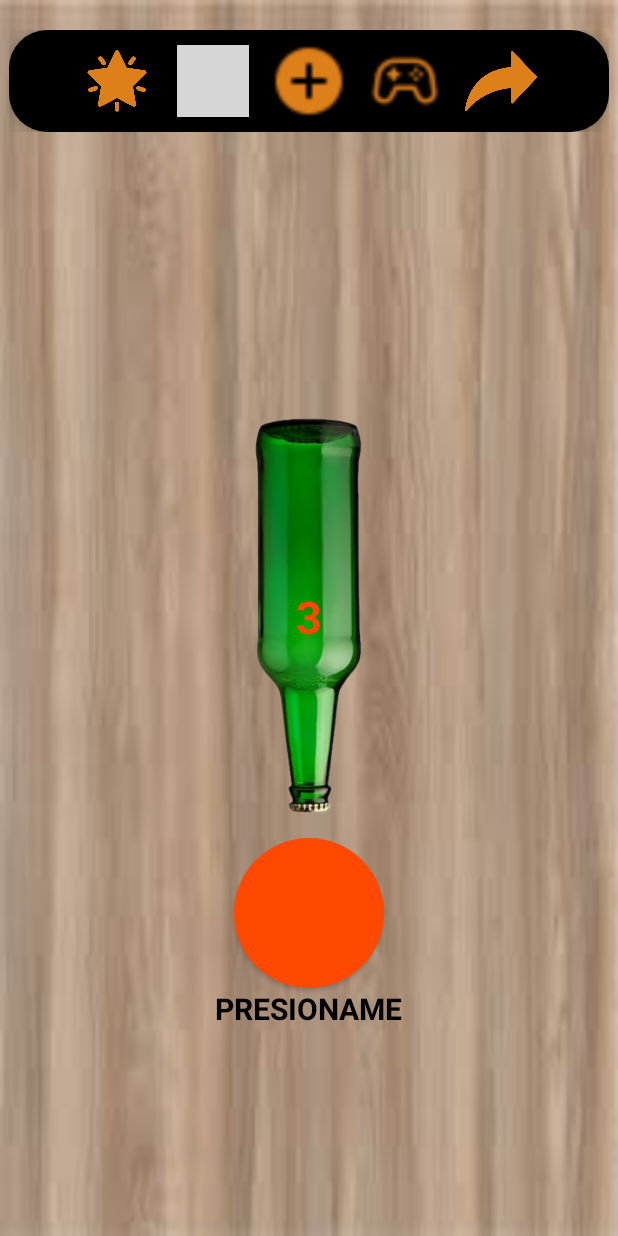
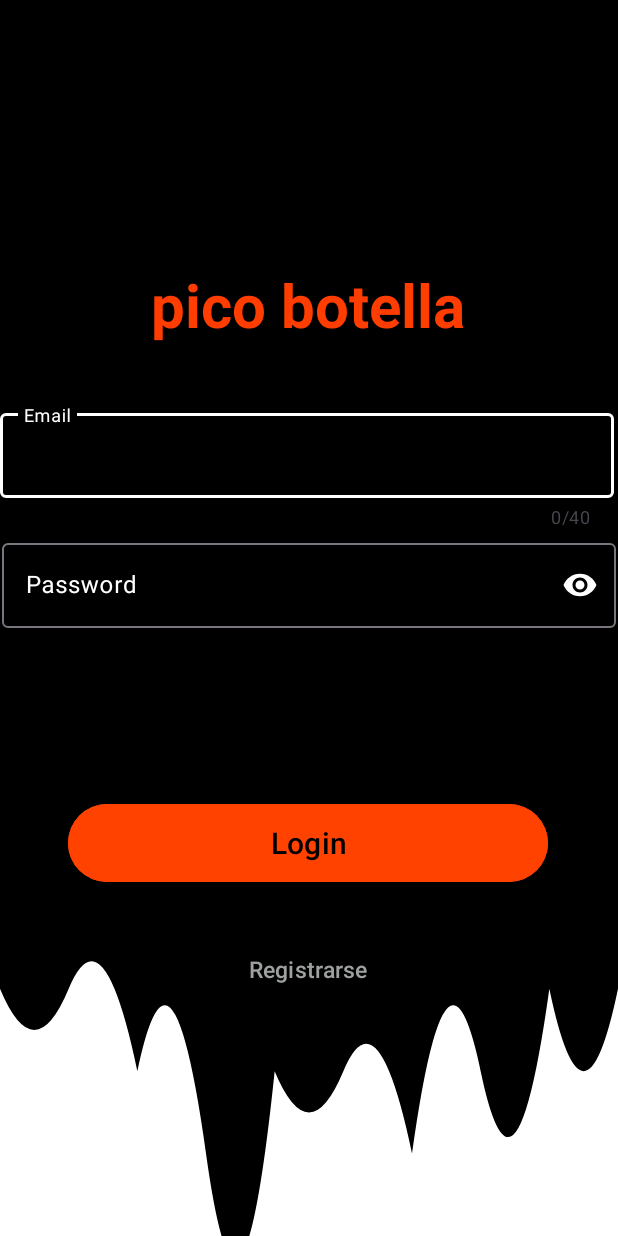
Before and after one commit to keivch/Equipo4, an Android app: the screen it shows after launch (Ventana_home_principal before the commit, LoginView after it), on a phone screen of 412 x 824 dp. Run offline under Robolectric (Android 15) with nearby library versions, the phone set to English and light mode, and no system bars; our stand-ins replace Firebase (no records; nobody signed in at launch, a user with empty details on screens opened directly); grey boxes are pictures that could not be loaded.

Commit message:
HU2, ya se puede realizar login mediante autenticacion de firebase

```diff
--- a/app/src/main/AndroidManifest.xml
+++ b/app/src/main/AndroidManifest.xml
@@ -32,6 +32,8 @@
         <activity android:name=".RetosActivity"></activity>
         <activity android:name=".view.GameRulesActivity"></activity>
         <activity android:name=".WebViewActivity"></activity>
+        <activity android:name=".view.LoginView"></activity>
+
 
 
 
--- a/app/src/main/java/com/example/project1/Ventana_home_principal.kt
+++ b/app/src/main/java/com/example/project1/Ventana_home_principal.kt
@@ -23,6 +23,12 @@ import retrofit2.converter.gson.GsonConverterFactory
 import kotlinx.coroutines.launch
 import okhttp3.OkHttpClient
 import okhttp3.logging.HttpLoggingInterceptor
+
+
+
+enum class ProviderType{
+    BASIC
+}
 
 class Ventana_home_principal : AppCompatActivity() {
 
--- /dev/null
+++ b/app/src/main/java/com/example/project1/view/LoginView.kt
@@ -0,0 +1,152 @@
+package com.example.project1.view
+
+import android.annotation.SuppressLint
+import android.content.Intent
+import android.content.res.ColorStateList
+import android.graphics.Color
+import android.graphics.Typeface
+import android.os.Bundle
+import android.text.Editable
+import android.text.TextWatcher
+import android.widget.Button
+import android.widget.Toast
+import androidx.activity.enableEdgeToEdge
+import androidx.appcompat.app.AppCompatActivity
+import androidx.core.content.ContextCompat
+import com.example.project1.ProviderType
+import com.example.project1.R
+import com.example.project1.Ventana_home_principal
+import com.google.android.material.textfield.TextInputEditText
+import com.google.android.material.textfield.TextInputLayout
+import com.google.firebase.auth.FirebaseAuth
+import com.google.firebase.firestore.FirebaseFirestore
+
+class LoginView : AppCompatActivity() {
+    private val db=FirebaseFirestore.getInstance()
+
+    @SuppressLint("MissingInflatedId")
+    override fun onCreate(savedInstanceState: Bundle?) {
+        super.onCreate(savedInstanceState)
+        enableEdgeToEdge()
+        setContentView(R.layout.activity_login)
+
+        val textInputLayoutEmail: TextInputLayout = findViewById(R.id.textInput_LayoutEmail)
+        val editTextEmail: TextInputEditText = findViewById(R.id.editTextEmail)
+
+        val textInputLayoutPassword: TextInputLayout =findViewById(R.id.textInput_LayoutPassword)
+        val editTextPassword: TextInputEditText= findViewById(R.id.editTextPassword)
+
+        val buttonLogin: Button = findViewById(R.id.buttonLogin)
+        val buttonRegistrarse: Button = findViewById(R.id.buttonRegistrarse)
+
+        val colorHintFocused = ContextCompat.getColor(this, R.color.white)
+
+        editTextEmail.setOnFocusChangeListener { _, hasFocus ->
+            if (hasFocus) {
+                textInputLayoutEmail.boxStrokeColor = Color.WHITE
+                textInputLayoutEmail.defaultHintTextColor = ColorStateList.valueOf(colorHintFocused)
+            } else {
+                textInputLayoutEmail.boxStrokeColor = Color.GRAY
+                textInputLayoutEmail.defaultHintTextColor = ColorStateList.valueOf(colorHintFocused) } }
+
+
+        editTextPassword.setOnFocusChangeListener { _, hasFocus ->
+            if (hasFocus) {
+                textInputLayoutPassword.boxStrokeColor = Color.WHITE
+                textInputLayoutPassword.defaultHintTextColor = ColorStateList.valueOf(colorHintFocused)
+            } else {
+                textInputLayoutPassword.boxStrokeColor = Color.GRAY
+                textInputLayoutPassword.defaultHintTextColor = ColorStateList.valueOf(colorHintFocused) } }
+
+        editTextPassword.addTextChangedListener(object : TextWatcher {
+            override fun beforeTextChanged(s: CharSequence?, start: Int, count: Int, after: Int) {}
+            override fun onTextChanged(s: CharSequence?, start: Int, before: Int, count: Int) {
+                val password = s.toString()
+                if (password.length < 6) {
+                    textInputLayoutPassword.error = "Debe tener al menos 6 caracteres"
+                } else if (password.length > 10) {
+                    textInputLayoutPassword.error = "Debe tener como máximo 10 caracteres"
+                } else {
+                    textInputLayoutPassword.error = null } }
+            override fun afterTextChanged(s: Editable?) {} })
+
+
+        fun updateButtonState() {
+            val isEmailFilled = !editTextEmail.text.isNullOrEmpty()
+            val isPasswordFilled = !editTextPassword.text.isNullOrEmpty()
+
+            if (isEmailFilled && isPasswordFilled) {
+                buttonLogin.isEnabled = true
+                buttonLogin.setTextColor(resources.getColor(R.color.white, theme))
+                buttonLogin.typeface = Typeface.create(buttonLogin.typeface, Typeface.BOLD)
+
+                buttonRegistrarse.isEnabled = true
+                buttonRegistrarse.setTextColor(resources.getColor(R.color.white, theme))
+                buttonRegistrarse.typeface = Typeface.create(buttonLogin.typeface, Typeface.BOLD)
+            } else {
+                buttonLogin.isEnabled = false
+                buttonLogin.setTextColor(resources.getColor(R.color.black, theme))
+                buttonLogin.typeface = Typeface.create(buttonLogin.typeface, Typeface.NORMAL)
+
+                buttonRegistrarse.isEnabled = false
+                buttonRegistrarse.setTextColor(resources.getColor(R.color.black, theme))
+                buttonRegistrarse
+                    .typeface = Typeface.create(buttonLogin.typeface, Typeface.NORMAL) } }
+
+
+        val textWatcher = object : TextWatcher {
+            override fun beforeTextChanged(s: CharSequence?, start: Int, count: Int, after: Int) {}
+            override fun onTextChanged(s: CharSequence?, start: Int, before: Int, count: Int) {
+                updateButtonState()
+            }
+            override fun afterTextChanged(s: Editable?) {}
+        }
+        editTextEmail.addTextChangedListener(textWatcher)
+        editTextPassword.addTextChangedListener(textWatcher)
+
+
+
+
+        fun showHome(email:String,provider:ProviderType){
+            val homeIntent:Intent= Intent(this, Ventana_home_principal::class.java).apply {
+                putExtra("email",email)
+                putExtra("provider",provider.name)
+            }
+            startActivity(homeIntent)
+
+        }
+
+        fun setup(){
+
+            buttonRegistrarse.setOnClickListener{
+
+
+
+                    FirebaseAuth.getInstance().createUserWithEmailAndPassword(editTextEmail.text.toString(),editTextPassword.text.toString()).addOnCompleteListener{
+                        if(it.isSuccessful){
+
+                            db.collection("users").document(editTextEmail.text.toString())
+
+                            showHome(it.result?.user?.email ?:"", ProviderType.BASIC)
+
+                        }else{
+                            Toast.makeText(this, "Error en el registro", Toast.LENGTH_SHORT).show()
+                        } } }
+
+
+            buttonLogin.setOnClickListener{
+                FirebaseAuth.getInstance().signInWithEmailAndPassword(editTextEmail.text.toString(),editTextPassword.text.toString()).addOnCompleteListener{
+                    if(it.isSuccessful){
+                        showHome(it.result?.user?.email ?:"", ProviderType.BASIC)
+
+                    }else{
+                        Toast.makeText(this, "Error en el registro", Toast.LENGTH_SHORT).show()
+                    } } }
+
+        }
+
+
+        setup()
+    }
+
+}
--- a/app/src/main/java/com/example/project1/view/SplashActivity.kt
+++ b/app/src/main/java/com/example/project1/view/SplashActivity.kt
@@ -32,7 +32,7 @@ class SplashActivity : AppCompatActivity() {
         // Mostrar la pantalla de splash durante 5 segundos
         Handler(Looper.getMainLooper()).postDelayed({
             // Después de 5 segundos, ir a la MainActivity
-            startActivity(Intent(this, Ventana_home_principal::class.java))
+            startActivity(Intent(this, LoginView::class.java))
             finish() // Finalizar SplashActivity para que no regrese al presionar atrás
         }, 5000) // 5000 milisegundos = 5 segundos
     }
--- a/app/src/main/java/com/example/project1/viewModel/GameRulesViewModel.kt
+++ b/app/src/main/java/com/example/project1/viewModel/GameRulesViewModel.kt
@@ -13,6 +13,6 @@ class GameRulesViewModel : ViewModel() {
 
     fun onBackPressed() {
         // Restaurar el audio si estaba en ON al regresar al home
-        AudioManager.resumeAudio()
+        AudioManager.playAudio()
     }
 }
--- /dev/null
+++ b/app/src/main/res/drawable/hondas_background.xml
@@ -0,0 +1,29 @@
+<?xml version="1.0" encoding="utf-8"?>
+<vector xmlns:android="http://schemas.android.com/apk/res/android"
+    android:width="1080dp"
+    android:height="2550dp"
+    android:viewportWidth="1080"
+    android:viewportHeight="150">
+
+    <!-- Fondo del área de las ondas -->
+    <path
+        android:fillColor="@color/black"
+        android:pathData="M 0,0 H 1080 V 150 H 0 Z" />
+
+    <!-- Ondas irregulares con más segmentos -->
+    <path
+        android:fillColor="@color/white"
+        android:pathData="
+            M 0,120
+            Q 60,130 120,120
+            T 240,130
+            Q 300,110 360,140
+            T 480,130
+            Q 540,140 600,130
+            T 720,140
+            Q 780,110 840,130
+            T 960,120
+            Q 1020,140 1080,120
+            L 1080,150
+            L 0,150 Z" />
+</vector>
--- /dev/null
+++ b/app/src/main/res/layout/activity_login.xml
@@ -0,0 +1,121 @@
+<?xml version="1.0" encoding="utf-8"?>
+<androidx.constraintlayout.widget.ConstraintLayout xmlns:android="http://schemas.android.com/apk/res/android"
+    xmlns:app="http://schemas.android.com/apk/res-auto"
+    xmlns:tools="http://schemas.android.com/tools"
+    android:id="@+id/viewLogin"
+    android:background="@drawable/hondas_background"
+    android:layout_width="match_parent"
+    android:layout_height="match_parent"
+    tools:context=".view.LoginView">
+
+
+    <TextView
+        android:id="@+id/tvPicobotella"
+        android:layout_width="wrap_content"
+        android:layout_height="wrap_content"
+        android:layout_marginTop="4dp"
+        android:text="pico botella"
+        android:textColor="#FF3D00"
+        android:textSize="40sp"
+        android:textStyle="bold"
+        app:layout_constraintBottom_toBottomOf="parent"
+        app:layout_constraintEnd_toEndOf="parent"
+        app:layout_constraintHorizontal_bias="0.497"
+        app:layout_constraintStart_toStartOf="parent"
+        app:layout_constraintTop_toTopOf="parent"
+        app:layout_constraintVertical_bias="0.237"
+        android:layout_marginBottom="40dp"
+        tools:ignore="MissingConstraints,NotSibling" />
+
+    <Button
+        android:id="@+id/buttonLogin"
+        android:layout_width="320dp"
+        android:layout_height="60dp"
+        android:layout_marginBottom="232dp"
+        android:backgroundTint="#FF4200"
+        android:text="Login"
+        android:textColor="@color/black"
+        android:textSize="20sp"
+        android:enabled="false"
+        app:layout_constraintBottom_toBottomOf="parent"
+        app:layout_constraintEnd_toEndOf="parent"
+        app:layout_constraintHorizontal_bias="0.494"
+        app:layout_constraintStart_toStartOf="parent" />
+
+    <Button
+        android:id="@+id/buttonRegistrarse"
+        android:layout_width="wrap_content"
+        android:layout_height="wrap_content"
+        android:layout_marginTop="30dp"
+        android:layout_marginBottom="140dp"
+        android:backgroundTint="@android:color/transparent"
+        android:text="Registrarse"
+        android:textColor="#9EA1A1"
+        android:textSize="15sp"
+        app:layout_constraintBottom_toBottomOf="parent"
+        app:layout_constraintEnd_toEndOf="parent"
+
+        app:layout_constraintHorizontal_bias="0.498"
+        app:layout_constraintStart_toStartOf="parent"
+        app:layout_constraintTop_toBottomOf="@+id/buttonLogin"
+        app:layout_constraintVertical_bias="0.0" />
+
+    <com.google.android.material.textfield.TextInputLayout
+        android:id="@+id/textInput_LayoutEmail"
+        android:layout_width="409dp"
+        android:layout_height="wrap_content"
+        android:hint="Email"
+        android:textColorHint="@color/white"
+        app:boxBackgroundMode="outline"
+        android:backgroundTint="@android:color/transparent"
+    app:boxStrokeWidthFocused="2dp"
+    android:layout_marginTop="40dp"
+    app:counterMaxLength="40"
+        app:counterEnabled="true"
+    app:layout_constraintStart_toStartOf="parent"
+    app:layout_constraintTop_toBottomOf="@+id/tvPicobotella"
+    app:passwordToggleEnabled="true"
+    tools:ignore="MissingConstraints">
+
+    <com.google.android.material.textfield.TextInputEditText
+        android:id="@+id/editTextEmail"
+        android:layout_width="match_parent"
+        android:layout_height="wrap_content"
+        android:maxLength="40"
+        android:textColor="@color/white"
+        android:focusable="true"
+        android:focusableInTouchMode="true" />
+</com.google.android.material.textfield.TextInputLayout>
+
+
+    <com.google.android.material.textfield.TextInputLayout
+        android:id="@+id/textInput_LayoutPassword"
+        android:layout_width="409dp"
+        android:layout_height="wrap_content"
+        android:layout_marginTop="4dp"
+        android:hint="Password"
+        android:textColorHint="@color/white"
+        app:counterMaxLength="10"
+
+
+        app:endIconMode="password_toggle"
+        app:layout_constraintEnd_toEndOf="parent"
+        app:layout_constraintStart_toStartOf="parent"
+        app:layout_constraintTop_toBottomOf="@+id/textInput_LayoutEmail"
+        app:passwordToggleEnabled="true"
+        tools:ignore="MissingConstraints">
+
+        <com.google.android.material.textfield.TextInputEditText
+            android:id="@+id/editTextPassword"
+            android:layout_width="match_parent"
+            android:layout_height="wrap_content"
+
+            android:inputType="textPassword"
+            android:maxLength="41"
+            android:textColor="@color/white"
+
+            />
+    </com.google.android.material.textfield.TextInputLayout>
+
+
+</androidx.constraintlayout.widget.ConstraintLayout>
--- a/build.gradle.kts
+++ b/build.gradle.kts
@@ -2,4 +2,5 @@
 plugins {
     alias(libs.plugins.android.application) apply false
     alias(libs.plugins.jetbrains.kotlin.android) apply false
+    id("com.google.gms.google-services") version "4.4.2" apply false
 }
```
Also changed, not shown: app/build.gradle.kts (+29 -4 lines), app/src/main/java/com/example/project1/model/UserModel.kt (added, +10 -0 lines), app/src/main/res/drawable/edit_text_border.xml (added, +8 -0 lines), gradle/libs.versions.toml (+15 -1 lines), gradle.properties (line endings or trailing spaces), gradle/wrapper/gradle-wrapper.properties, 1 other file.
